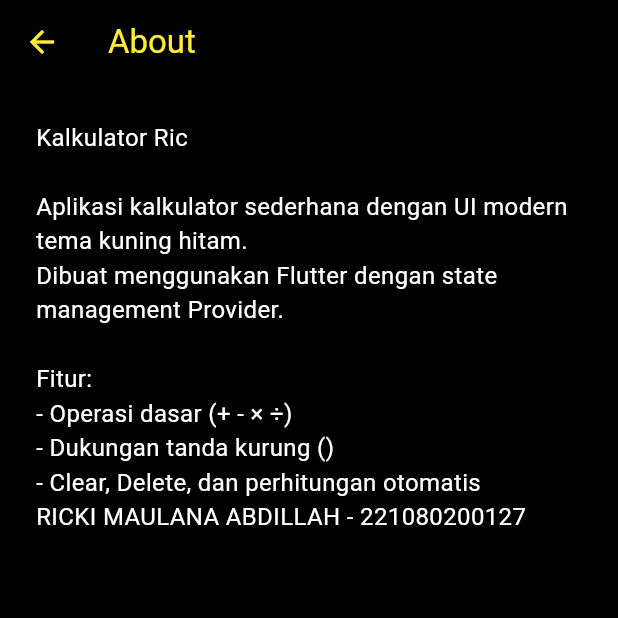
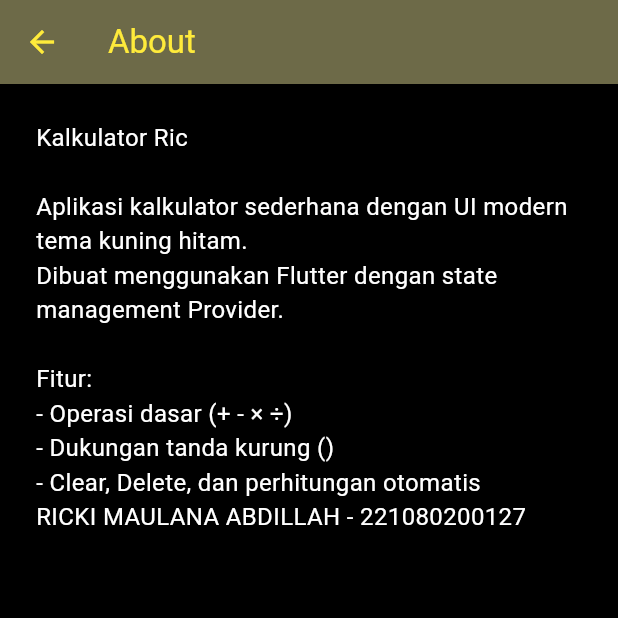
Before and after one commit to ricnah/Tugas-Mobile-8, a Flutter app: the AboutPage screen opened directly, on a phone screen of 412 x 824 dp, the top half of it. Run offline on Flutter 3.47's test engine with Material 3 defaults, Android fonts, the phone set to English and light mode, and no system bars; our stand-ins replace math_expressions; Roboto replaces fonts that are missing (SF Pro Display).

Commit message:
update UI header + provider fix

```diff
--- a/lib/pages/about_page.dart
+++ b/lib/pages/about_page.dart
@@ -12,7 +12,7 @@ class AboutPage extends StatelessWidget {
           "About",
           style: TextStyle(color: Colors.yellow),
         ),
-        backgroundColor: const Color.fromARGB(255, 0, 0, 0),
+        backgroundColor: const Color.fromARGB(255, 109, 106, 72),
         iconTheme: const IconThemeData(color: Colors.yellow),
       ),
       body: const Padding(
```
